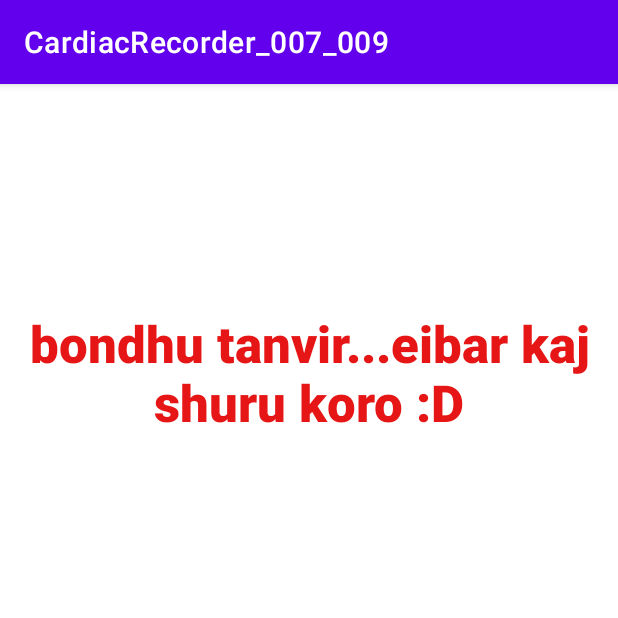
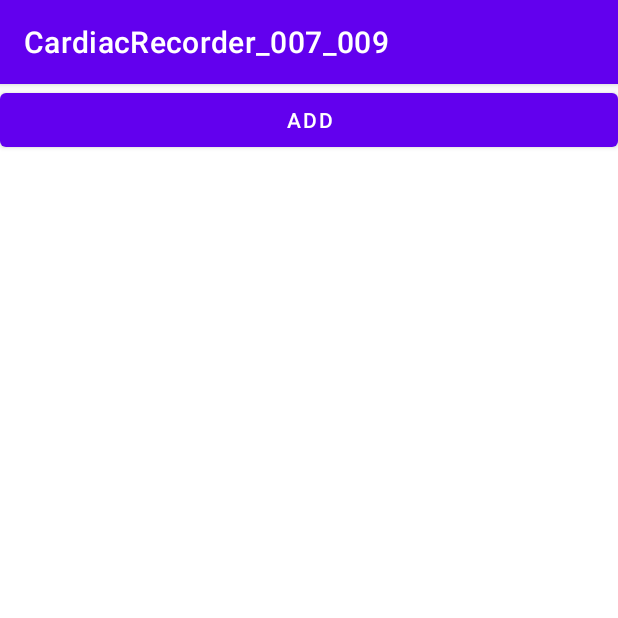
Before and after one commit to tanvir18009/CardiacRecorder_007_009, an Android app: the screen it shows after launch (StartPage), on a phone screen of 412 x 824 dp, the top half of it. Run offline under Robolectric (Android 15) with nearby library versions, the phone set to English and light mode, and no system bars.

Commit message:
add feature

```diff
--- a/app/src/main/java/com/example/cardiacrecorder_007_009/MainActivity.java
+++ b/app/src/main/java/com/example/cardiacrecorder_007_009/MainActivity.java
@@ -17,7 +17,6 @@ public class MainActivity extends AppCompatActivity {
         new Handler(Looper.getMainLooper()).postDelayed(() -> {
             startActivity(new Intent(MainActivity.this, StartPage.class));
             finish();
-            //hello myself tanvir
         }, 4000);
     }
 }
--- a/app/src/main/java/com/example/cardiacrecorder_007_009/StartPage.java
+++ b/app/src/main/java/com/example/cardiacrecorder_007_009/StartPage.java
@@ -2,13 +2,26 @@ package com.example.cardiacrecorder_007_009;
 
 import androidx.appcompat.app.AppCompatActivity;
 
+import android.content.Intent;
 import android.os.Bundle;
+import android.view.View;
+import android.widget.Button;
 
 public class StartPage extends AppCompatActivity {
 
+    Button add;
     @Override
     protected void onCreate(Bundle savedInstanceState) {
         super.onCreate(savedInstanceState);
         setContentView(R.layout.activity_start_page);
+
+        add = findViewById(R.id.button_add);
+        add.setOnClickListener(new View.OnClickListener() {
+            @Override
+            public void onClick(View view) {
+                Intent intent = new Intent(StartPage.this, data.class);
+                startActivity(intent);
+            }
+        });
     }
 }
--- /dev/null
+++ b/app/src/main/res/drawable/btnred.xml
@@ -0,0 +1,6 @@
+<?xml version="1.0" encoding="utf-8"?>
+<shape xmlns:android="http://schemas.android.com/apk/res/android">
+
+    <solid android:color="@color/Red"/>
+    <corners android:radius="8dp"/>
+</shape>
--- a/app/src/main/res/layout/activity_start_page.xml
+++ b/app/src/main/res/layout/activity_start_page.xml
@@ -1,25 +1,29 @@
 <?xml version="1.0" encoding="utf-8"?>
-<androidx.constraintlayout.widget.ConstraintLayout xmlns:android="http://schemas.android.com/apk/res/android"
+<LinearLayout xmlns:android="http://schemas.android.com/apk/res/android"
     xmlns:app="http://schemas.android.com/apk/res-auto"
     xmlns:tools="http://schemas.android.com/tools"
     android:layout_width="match_parent"
     android:layout_height="match_parent"
     tools:context=".StartPage">
 
-    <TextView
-        android:id="@+id/textView2"
-        android:layout_width="0dp"
+    <LinearLayout
+        android:layout_width="match_parent"
         android:layout_height="wrap_content"
-        android:layout_marginStart="10dp"
-        android:layout_marginTop="150dp"
-        android:layout_marginEnd="10dp"
-        android:fontFamily="sans-serif-black"
-        android:gravity="center"
-        android:text="bondhu tanvir...eibar kaj shuru koro :D"
-        android:textAppearance="@style/TextAppearance.AppCompat.Body1"
-        android:textColor="#E61616"
-        android:textSize="34sp"
-        app:layout_constraintEnd_toEndOf="parent"
-        app:layout_constraintStart_toStartOf="parent"
-        app:layout_constraintTop_toTopOf="parent" />
-</androidx.constraintlayout.widget.ConstraintLayout>
+        android:orientation="horizontal">
+
+        <Button
+            android:id="@+id/button_add"
+            android:layout_width="match_parent"
+            android:layout_height="wrap_content"
+            android:text="ADD" />
+    </LinearLayout>
+    <ListView
+        android:id="@+id/city_list"
+        android:layout_width="match_parent"
+        android:layout_height="wrap_content"
+        android:choiceMode="singleChoice"
+        android:listSelector="#999999">
+
+    </ListView>
+
+</LinearLayout>
--- a/app/src/main/res/values/colors.xml
+++ b/app/src/main/res/values/colors.xml
@@ -6,5 +6,7 @@
     <color name="teal_200">#FF03DAC5</color>
     <color name="teal_700">#FF018786</color>
     <color name="black">#FF000000</color>
+    <color name="blueish">#17A2C0</color>
+    <color name="Red">#EB0D0D</color>
     <color name="white">#FFFFFFFF</color>
 </resources>
```
Also changed, not shown: app/src/main/AndroidManifest.xml (+6 -3 lines), app/src/main/java/com/example/cardiacrecorder_007_009/data.java (added, +14 -0 lines), app/src/main/res/layout/activity_data.xml (added, +146 -0 lines).
